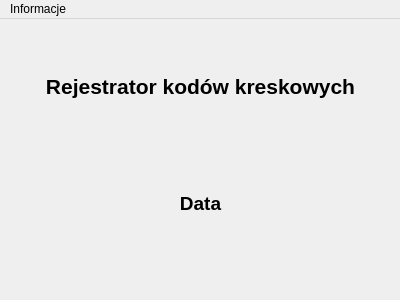
The window that mainwindow.ui (twardakm/SILBET_Kody_kreskowe) describes before a commit, drawn with Qt 5.
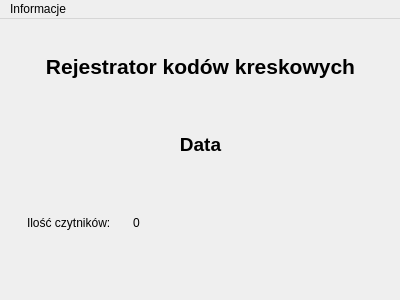
The same window after the commit.

Patch:
```diff
--- a/mainwindow.ui
+++ b/mainwindow.ui
@@ -82,6 +82,43 @@
        </property>
       </widget>
      </item>
+     <item>
+      <layout class="QGridLayout" name="gridLayout_2">
+       <item row="0" column="2">
+        <widget class="QLabel" name="readers_count">
+         <property name="text">
+          <string>0</string>
+         </property>
+        </widget>
+       </item>
+       <item row="0" column="1">
+        <widget class="QLabel" name="readers_label">
+         <property name="maximumSize">
+          <size>
+           <width>100</width>
+           <height>16777215</height>
+          </size>
+         </property>
+         <property name="text">
+          <string>Ilość czytników:</string>
+         </property>
+        </widget>
+       </item>
+       <item row="0" column="0">
+        <widget class="QLabel" name="space">
+         <property name="maximumSize">
+          <size>
+           <width>10</width>
+           <height>16777215</height>
+          </size>
+         </property>
+         <property name="text">
+          <string/>
+         </property>
+        </widget>
+       </item>
+      </layout>
+     </item>
     </layout>
    </widget>
   </widget>
```
Left out of the diff: 2 changed lines with no effect on the pictures.
